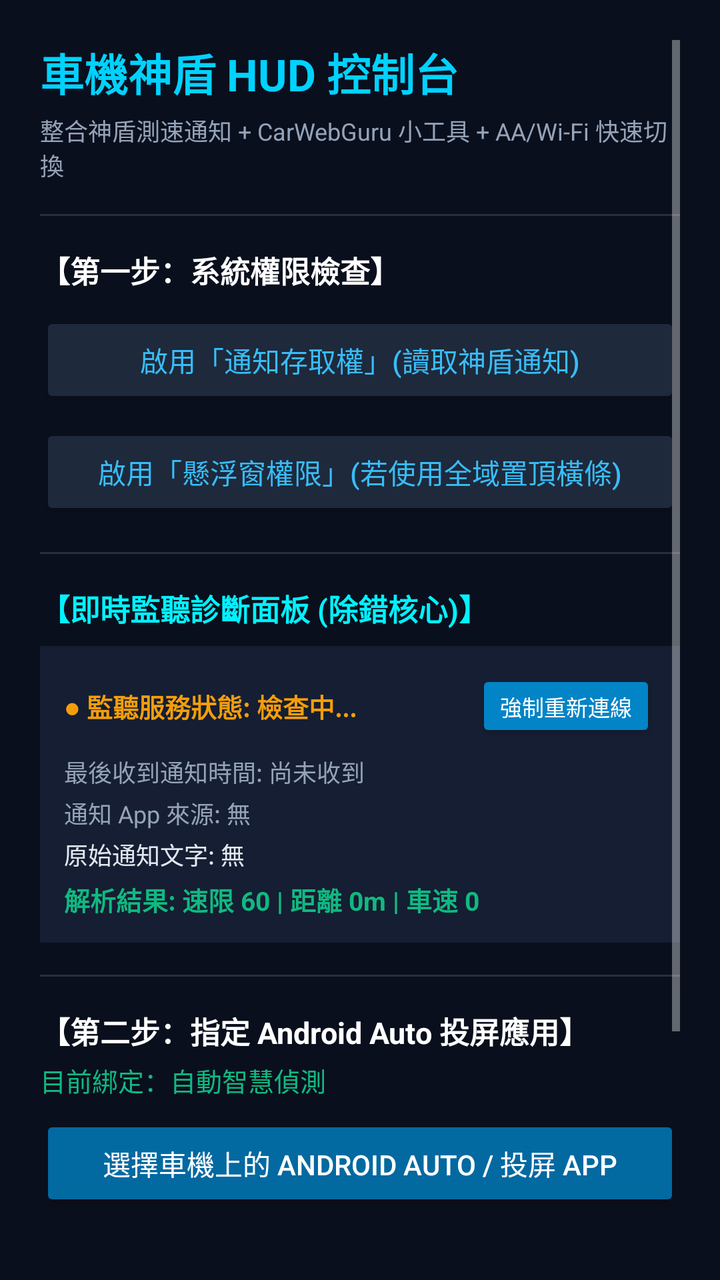
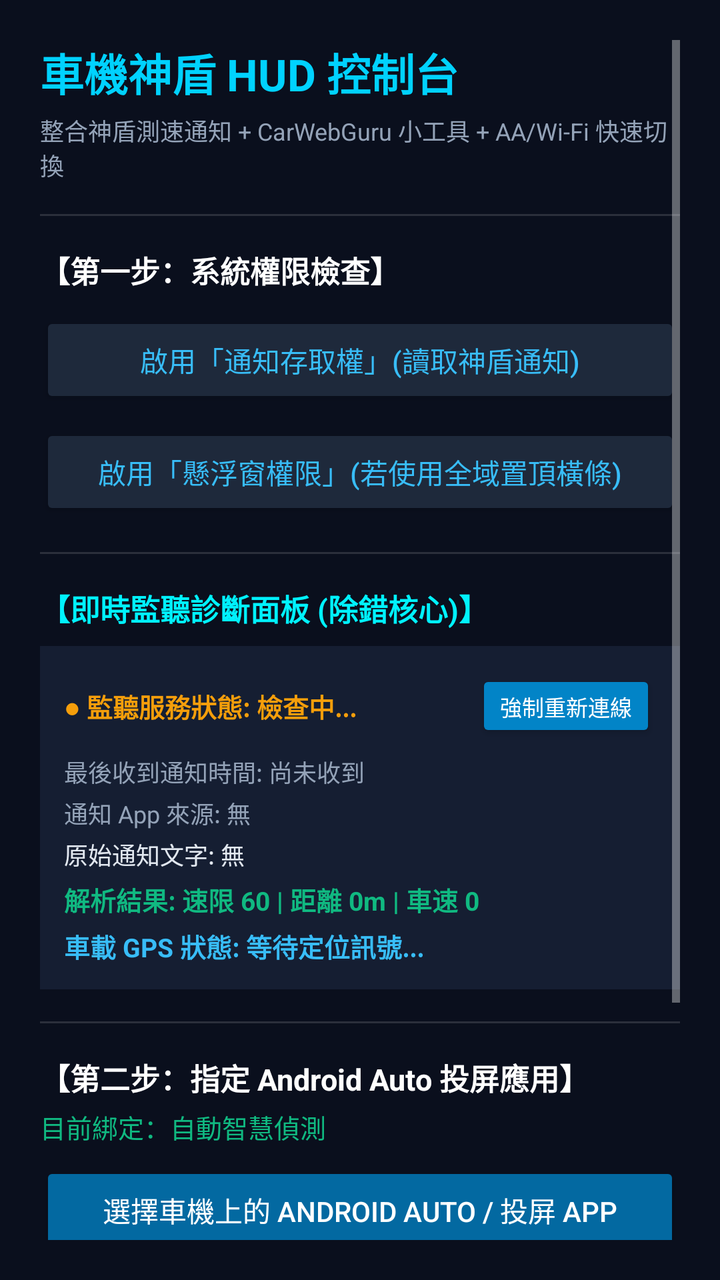

Two renders of the same Android screen: before a commit and after it. Below are the layout's source before the change and the commit's diff.
<!-- AndroidManifest.xml: application theme Theme.AppCompat.NoActionBar -->
<!-- res/layout/activity_main.xml -->
<?xml version="1.0" encoding="utf-8"?>
<ScrollView xmlns:android="http://schemas.android.com/apk/res/android"
    android:layout_width="match_parent"
    android:layout_height="match_parent"
    android:background="#0A0F1D"
    android:padding="20dp">

    <LinearLayout
        android:layout_width="match_parent"
        android:layout_height="wrap_content"
        android:orientation="vertical">

        <TextView
            android:layout_width="wrap_content"
            android:layout_height="wrap_content"
            android:text="車機神盾 HUD 控制台"
            android:textColor="#00D2FF"
            android:textSize="22sp"
            android:textStyle="bold" />

        <TextView
            android:layout_width="wrap_content"
            android:layout_height="wrap_content"
            android:layout_marginTop="4dp"
            android:text="整合神盾測速通知 + CarWebGuru 小工具 + AA/Wi-Fi 快速切換"
            android:textColor="#94A3B8"
            android:textSize="12sp" />

        <View
            android:layout_width="match_parent"
            android:layout_height="1dp"
            android:layout_marginTop="16dp"
            android:layout_marginBottom="16dp"
            android:background="#22FFFFFF" />

        
        <TextView
            android:layout_width="wrap_content"
            android:layout_height="wrap_content"
            android:text="【第一步：系統權限檢查】"
            android:textColor="#FFFFFF"
            android:textSize="15sp"
            android:textStyle="bold" />

        <Button
            android:id="@+id/btn_grant_notification"
            android:layout_width="match_parent"
            android:layout_height="48dp"
            android:layout_marginTop="10dp"
            android:backgroundTint="#1E293B"
            android:text="啟用「通知存取權」(讀取神盾通知)"
            android:textColor="#38BDF8" />

        <Button
            android:id="@+id/btn_grant_overlay"
            android:layout_width="match_parent"
            android:layout_height="48dp"
            android:layout_marginTop="8dp"
            android:backgroundTint="#1E293B"
            android:text="啟用「懸浮窗權限」(若使用全域置頂橫條)"
            android:textColor="#38BDF8" />

        <View
            android:layout_width="match_parent"
            android:layout_height="1dp"
            android:layout_marginTop="16dp"
            android:layout_marginBottom="16dp"
            android:background="#22FFFFFF" />

        
        <TextView
            android:layout_width="wrap_content"
            android:layout_height="wrap_content"
            android:text="【即時監聽診斷面板 (除錯核心)】"
            android:textColor="#00F2FE"
            android:textSize="15sp"
            android:textStyle="bold" />

        <LinearLayout
            android:layout_width="match_parent"
            android:layout_height="wrap_content"
            android:layout_marginTop="8dp"
            android:background="#151E32"
            android:orientation="vertical"
            android:padding="12dp">

            <LinearLayout
                android:layout_width="match_parent"
                android:layout_height="wrap_content"
                android:gravity="center_vertical"
                android:orientation="horizontal">

                <TextView
                    android:id="@+id/tv_listener_status"
                    android:layout_width="0dp"
                    android:layout_height="wrap_content"
                    android:layout_weight="1"
                    android:text="● 監聽服務狀態: 檢查中..."
                    android:textColor="#F59E0B"
                    android:textSize="13sp"
                    android:textStyle="bold" />

                <Button
                    android:id="@+id/btn_rebind_listener"
                    android:layout_width="wrap_content"
                    android:layout_height="36dp"
                    android:backgroundTint="#0284C7"
                    android:text="強制重新連線"
                    android:textSize="11sp" />
            </LinearLayout>

            <TextView
                android:id="@+id/tv_diag_time"
                android:layout_width="wrap_content"
                android:layout_height="wrap_content"
                android:layout_marginTop="6dp"
                android:text="最後收到通知時間: 尚未收到"
                android:textColor="#94A3B8"
                android:textSize="12sp" />

            <TextView
                android:id="@+id/tv_diag_pkg"
                android:layout_width="wrap_content"
                android:layout_height="wrap_content"
                android:layout_marginTop="3dp"
                android:text="通知 App 來源: 無"
                android:textColor="#94A3B8"
                android:textSize="12sp" />

            <TextView
                android:id="@+id/tv_diag_raw"
                android:layout_width="wrap_content"
                android:layout_height="wrap_content"
                android:layout_marginTop="3dp"
                android:text="原始通知文字: 無"
                android:textColor="#E2E8F0"
                android:textSize="12sp" />

            <TextView
                android:id="@+id/tv_diag_parsed"
                android:layout_width="wrap_content"
                android:layout_height="wrap_content"
                android:layout_marginTop="4dp"
                android:text="解析結果: 速限 60 | 距離 0m | 車速 0"
                android:textColor="#10B981"
                android:textSize="13sp"
                android:textStyle="bold" />
        </LinearLayout>

        <View
            android:layout_width="match_parent"
            android:layout_height="1dp"
            android:layout_marginTop="16dp"
            android:layout_marginBottom="16dp"
            android:background="#22FFFFFF" />

        
        <TextView
            android:layout_width="wrap_content"
            android:layout_height="wrap_content"
            android:text="【第二步：指定 Android Auto 投屏應用】"
            android:textColor="#FFFFFF"
            android:textSize="15sp"
            android:textStyle="bold" />

        <TextView
            android:id="@+id/tv_current_aa_pkg"
            android:layout_width="wrap_content"
            android:layout_height="wrap_content"
            android:layout_marginTop="4dp"
            android:text="目前綁定：自動智慧偵測"
            android:textColor="#10B981"
            android:textSize="13sp" />

        <Button
            android:id="@+id/btn_choose_aa_app"
            android:layout_width="match_parent"
            android:layout_height="48dp"
            android:layout_marginTop="8dp"
            android:backgroundTint="#0369A1"
            android:text="選擇車機上的 Android Auto / 投屏 App"
            android:textColor="#FFFFFF" />

        <View
            android:layout_width="match_parent"
            android:layout_height="1dp"
            android:layout_marginTop="16dp"
            android:layout_marginBottom="16dp"
            android:background="#22FFFFFF" />

        
        <TextView
            android:layout_width="wrap_content"
            android:layout_height="wrap_content"
            android:text="【第三步：功能啟用與模擬測試】"
            android:textColor="#FFFFFF"
            android:textSize="15sp"
            android:textStyle="bold" />

        <Button
            android:id="@+id/btn_toggle_overlay"
            android:layout_width="match_parent"
            android:layout_height="48dp"
            android:layout_marginTop="10dp"
            android:backgroundTint="#1E293B"
            android:text="開啟全域置頂懸浮橫條 (選用)"
            android:textColor="#38BDF8" />

        <LinearLayout
            android:layout_width="match_parent"
            android:layout_height="wrap_content"
            android:layout_marginTop="12dp"
            android:orientation="horizontal">

            <Button
                android:id="@+id/btn_test_normal"
                android:layout_width="0dp"
                android:layout_height="44dp"
                android:layout_weight="1"
                android:backgroundTint="#0F766E"
                android:text="模擬正常行駛"
                android:textSize="12sp" />

            <Button
                android:id="@+id/btn_test_overspeed"
                android:layout_width="0dp"
                android:layout_height="44dp"
                android:layout_marginStart="8dp"
                android:layout_weight="1"
                android:backgroundTint="#BE123C"
                android:text="模擬超速警示"
                android:textSize="12sp" />
        </LinearLayout>

    </LinearLayout>
</ScrollView>
<!-- resources referenced by this layout -->
<resources>

</resources>

<!-- the commit's change to res/layout/activity_main.xml (unified diff, before → after) -->
@@ -145,6 +145,16 @@
                 android:textColor="#10B981"
                 android:textSize="13sp"
                 android:textStyle="bold" />
+
+            <TextView
+                android:id="@+id/tv_diag_gps"
+                android:layout_width="wrap_content"
+                android:layout_height="wrap_content"
+                android:layout_marginTop="4dp"
+                android:text="車載 GPS 狀態: 等待定位訊號..."
+                android:textColor="#38BDF8"
+                android:textSize="13sp"
+                android:textStyle="bold" />
         </LinearLayout>
 
         <View
